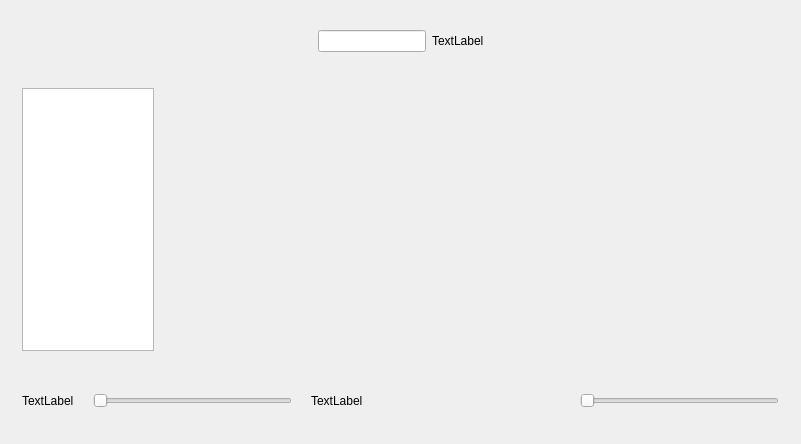
Old version of the form Human-Interaction/Music_Play/mainwindow.ui in the repository 100yang/Study.
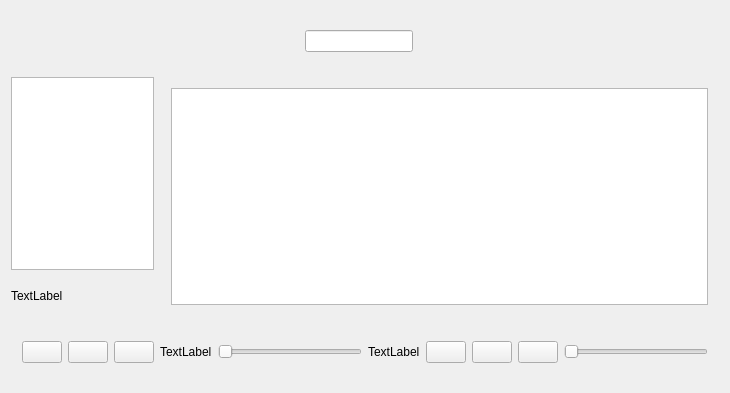
New version of the form. Icons and pictures are not drawn.

What changed in the file:
```diff
--- a/Human-Interaction/Music_Play/mainwindow.ui
+++ b/Human-Interaction/Music_Play/mainwindow.ui
@@ -6,8 +6,8 @@
    <rect>
     <x>0</x>
     <y>0</y>
-    <width>801</width>
-    <height>444</height>
+    <width>730</width>
+    <height>393</height>
    </rect>
   </property>
   <property name="windowTitle">
@@ -30,6 +30,18 @@
        </size>
       </property>
       <layout class="QHBoxLayout" name="horizontalLayout_3">
+       <property name="leftMargin">
+        <number>0</number>
+       </property>
+       <property name="topMargin">
+        <number>0</number>
+       </property>
+       <property name="rightMargin">
+        <number>0</number>
+       </property>
+       <property name="bottomMargin">
+        <number>0</number>
+       </property>
        <item>
         <spacer name="horizontalSpacer_4">
          <property name="orientation">
@@ -72,7 +84,13 @@
        <item>
         <widget class="QLabel" name="label_3">
          <property name="text">
-          <string>TextLabel</string>
+          <string/>
+         </property>
+         <property name="pixmap">
+          <pixmap resource="res.qrc">:/Images/serach.png</pixmap>
+         </property>
+         <property name="scaledContents">
+          <bool>true</bool>
          </property>
         </widget>
        </item>
@@ -125,9 +143,62 @@
          </sizepolicy>
         </property>
         <layout class="QVBoxLayout" name="verticalLayout_2">
+         <property name="leftMargin">
+          <number>0</number>
+         </property>
+         <property name="topMargin">
+          <number>0</number>
+         </property>
+         <property name="rightMargin">
+          <number>0</number>
+         </property>
+         <property name="bottomMargin">
+          <number>0</number>
+         </property>
          <item>
           <widget class="QListWidget" name="PlayList"/>
          </item>
+         <item>
+          <spacer name="verticalSpacer_3">
+           <property name="orientation">
+            <enum>Qt::Vertical</enum>
+           </property>
+           <property name="sizeType">
+            <enum>QSizePolicy::Fixed</enum>
+           </property>
+           <property name="sizeHint" stdset="0">
+            <size>
+             <width>20</width>
+             <height>0</height>
+            </size>
+           </property>
+          </spacer>
+         </item>
+         <item>
+          <widget class="QLabel" name="label_5">
+           <property name="sizePolicy">
+            <sizepolicy hsizetype="Preferred" vsizetype="Fixed">
+             <horstretch>0</horstretch>
+             <verstretch>0</verstretch>
+            </sizepolicy>
+           </property>
+           <property name="minimumSize">
+            <size>
+             <width>0</width>
+             <height>40</height>
+            </size>
+           </property>
+           <property name="maximumSize">
+            <size>
+             <width>16777215</width>
+             <height>50</height>
+            </size>
+           </property>
+           <property name="text">
+            <string>TextLabel</string>
+           </property>
+          </widget>
+         </item>
         </layout>
        </widget>
       </item>
@@ -141,7 +212,7 @@
         </property>
         <property name="sizeHint" stdset="0">
          <size>
-          <width>20</width>
+          <width>0</width>
           <height>20</height>
          </size>
         </property>
@@ -155,6 +226,18 @@
           <verstretch>10</verstretch>
          </sizepolicy>
         </property>
+        <property name="autoFillBackground">
+         <bool>true</bool>
+        </property>
+        <layout class="QHBoxLayout" name="horizontalLayout_4">
+         <item>
+          <widget class="QListWidget" name="suggestionlistWidget">
+           <property name="autoFillBackground">
+            <bool>true</bool>
+           </property>
+          </widget>
+         </item>
+        </layout>
        </widget>
       </item>
      </layout>
@@ -178,7 +261,7 @@
     <item>
      <widget class="QWidget" name="widget" native="true">
       <property name="sizePolicy">
-       <sizepolicy hsizetype="Preferred" vsizetype="Maximum">
+       <sizepolicy hsizetype="Preferred" vsizetype="Fixed">
         <horstretch>50</horstretch>
         <verstretch>10</verstretch>
        </sizepolicy>
@@ -186,55 +269,50 @@
       <property name="minimumSize">
        <size>
         <width>0</width>
-        <height>65</height>
+        <height>10</height>
        </size>
       </property>
+      <property name="maximumSize">
+       <size>
+        <width>16777215</width>
+        <height>60</height>
+       </size>
+      </property>
+      <property name="autoFillBackground">
+       <bool>true</bool>
+      </property>
       <layout class="QHBoxLayout" name="horizontalLayout_2">
        <item>
-        <widget class="QLabel" name="label">
+        <widget class="QPushButton" name="PreviousButton">
+         <property name="styleSheet">
+          <string notr="true">border-image:url(:/Images/Preious.png);
+</string>
+         </property>
          <property name="text">
-          <string>TextLabel</string>
+          <string/>
          </property>
         </widget>
        </item>
        <item>
-        <spacer name="horizontalSpacer_2">
-         <property name="orientation">
-          <enum>Qt::Horizontal</enum>
+        <widget class="QPushButton" name="PlayButton">
+         <property name="styleSheet">
+          <string notr="true">border-image:url(:/Images/play.png);
+</string>
          </property>
-         <property name="sizeType">
-          <enum>QSizePolicy::Fixed</enum>
+         <property name="text">
+          <string/>
          </property>
-         <property name="sizeHint" stdset="0">
-          <size>
-           <width>13</width>
-           <height>17</height>
-          </size>
-         </property>
-        </spacer>
-       </item>
-       <item>
-        <widget class="QSlider" name="playtime">
-         <property name="orientation">
-          <enum>Qt::Horizontal</enum>
-         </property>
         </widget>
        </item>
        <item>
-        <spacer name="horizontalSpacer_3">
-         <property name="orientation">
-          <enum>Qt::Horizontal</enum>
+        <widget class="QPushButton" name="NextButton">
+         <property name="styleSheet">
+          <string notr="true">border-image:url(:/Images/Next.png);</string>
          </property>
-         <property name="sizeType">
-          <enum>QSizePolicy::Fixed</enum>
+         <property name="text">
+          <string/>
          </property>
-         <property name="sizeHint" stdset="0">
-          <size>
-           <width>13</width>
-           <height>17</height>
-          </size>
-         </property>
-        </spacer>
+        </widget>
        </item>
        <item>
         <widget class="QLabel" name="label_2">
@@ -248,21 +326,44 @@
          <property name="orientation">
           <enum>Qt::Horizontal</enum>
          </property>
+         <property name="sizeType">
+          <enum>QSizePolicy::Fixed</enum>
+         </property>
          <property name="sizeHint" stdset="0">
           <size>
-           <width>161</width>
+           <width>0</width>
            <height>20</height>
           </size>
          </property>
         </spacer>
        </item>
        <item>
-        <widget class="QLabel" name="label_4">
+        <widget class="QSlider" name="timeSlider">
+         <property name="orientation">
+          <enum>Qt::Horizontal</enum>
+         </property>
+        </widget>
+       </item>
+       <item>
+        <spacer name="horizontalSpacer_3">
+         <property name="orientation">
+          <enum>Qt::Horizontal</enum>
+         </property>
+         <property name="sizeType">
+          <enum>QSizePolicy::Fixed</enum>
+         </property>
+         <property name="sizeHint" stdset="0">
+          <size>
+           <width>0</width>
+           <height>20</height>
+          </size>
+         </property>
+        </spacer>
+       </item>
+       <item>
+        <widget class="QLabel" name="label_8">
          <property name="text">
-          <string/>
-         </property>
-         <property name="pixmap">
-          <pixmap resource="res.qrc">:/image/volume-medium-icon.png</pixmap>
+          <string>TextLabel</string>
          </property>
         </widget>
        </item>
@@ -283,7 +384,88 @@
         </spacer>
        </item>
        <item>
-        <widget class="QSlider" name="Volume">
+        <widget class="QPushButton" name="loop_one_random">
+         <property name="styleSheet">
+          <string notr="true">border-image:url(:/Images/loop.png)</string>
+         </property>
+         <property name="text">
+          <string/>
+         </property>
+        </widget>
+       </item>
+       <item>
+        <spacer name="horizontalSpacer_10">
+         <property name="orientation">
+          <enum>Qt::Horizontal</enum>
+         </property>
+         <property name="sizeType">
+          <enum>QSizePolicy::Fixed</enum>
+         </property>
+         <property name="sizeHint" stdset="0">
+          <size>
+           <width>0</width>
+           <height>20</height>
+          </size>
+         </property>
+        </spacer>
+       </item>
+       <item>
+        <widget class="QPushButton" name="pushButton">
+         <property name="autoFillBackground">
+          <bool>false</bool>
+         </property>
+         <property name="styleSheet">
+          <string notr="true">border-image:url(:/Images/Lyric_dark.png)</string>
+         </property>
+         <property name="text">
+          <string/>
+         </property>
+        </widget>
+       </item>
+       <item>
+        <spacer name="horizontalSpacer_2">
+         <property name="orientation">
+          <enum>Qt::Horizontal</enum>
+         </property>
+         <property name="sizeType">
+          <enum>QSizePolicy::Fixed</enum>
+         </property>
+         <property name="sizeHint" stdset="0">
+          <size>
+           <width>0</width>
+           <height>20</height>
+          </size>
+         </property>
+        </spacer>
+       </item>
+       <item>
+        <widget class="QPushButton" name="volum">
+         <property name="styleSheet">
+          <string notr="true">border-image:url(:/Images/high_volum.png)</string>
+         </property>
+         <property name="text">
+          <string/>
+         </property>
+        </widget>
+       </item>
+       <item>
+        <spacer name="horizontalSpacer_9">
+         <property name="orientation">
+          <enum>Qt::Horizontal</enum>
+         </property>
+         <property name="sizeType">
+          <enum>QSizePolicy::Fixed</enum>
+         </property>
+         <property name="sizeHint" stdset="0">
+          <size>
+           <width>0</width>
+           <height>20</height>
+          </size>
+         </property>
+        </spacer>
+       </item>
+       <item>
+        <widget class="QSlider" name="volum_slider">
          <property name="orientation">
           <enum>Qt::Horizontal</enum>
          </property>
```
Left out of the diff: 2 changed lines with no effect on the pictures.
